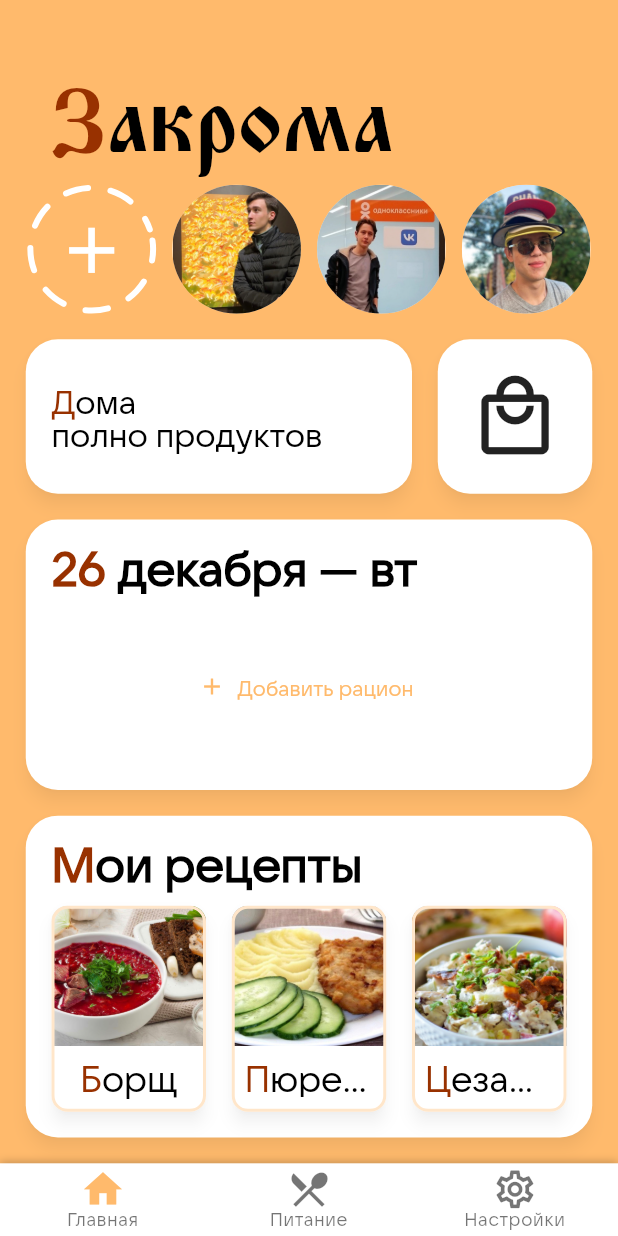
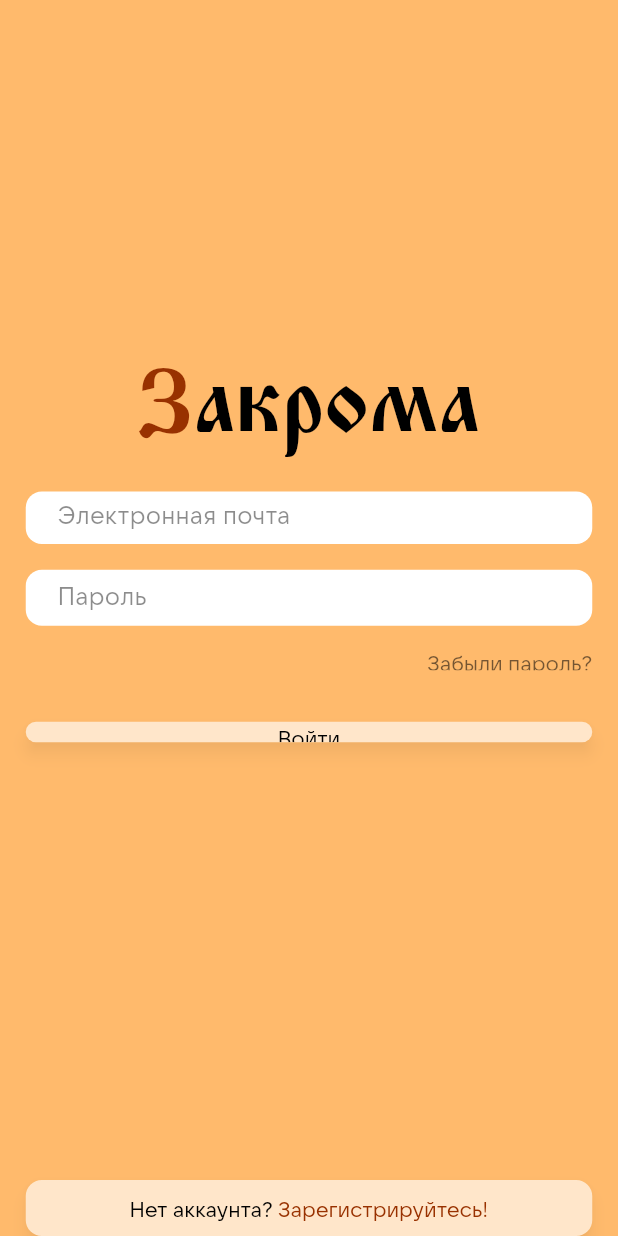
Before and after one commit to spbu-math-cs/zakroma, a Flutter app: the screen it shows after launch, on a phone screen of 412 x 824 dp. Run offline on Flutter 3.47's test engine with Material 3 defaults, Android fonts, the phone set to English and light mode, and no system bars; drawn by our look-alikes of dotted_border; our stand-ins replace flutter_riverpod, shared_preferences, wtf_sliding_sheet; missing offline and left inert: external_app_launcher.

```diff
--- a/lib/data_cls/diet.dart
+++ b/lib/data_cls/diet.dart
@@ -165,11 +165,11 @@ class Diets extends AsyncNotifier<List<Diet>> {
     debugPrint('user = ${user.toString()}');
     if (user == null) {
       state = const AsyncLoading();
-    } else if (user.sync && user.token != null) {
+    } else if (user.isAuthorized && user.token != null) {
       // debugPrint('user = ${user.toString()}');
       // Работаем онлайн
       token = user.token!;
-      idCookie = user.idCookie!;
+      idCookie = user.cookie!;
       try {
         result = await _fetchDiets();
       } on HttpException catch (e) {
--- a/lib/data_cls/user.dart
+++ b/lib/data_cls/user.dart
@@ -9,35 +9,32 @@ import 'package:zakroma_frontend/network.dart';
 class User {
   final String? firstName;
   final String? secondName;
-  final String? thirdName;
   final String? email;
   final String? password;
   final String? token;
-  final String? idCookie;
-  final bool sync;
+  final String? cookie;
+  final bool isAuthorized;
 
   const User(
       {this.firstName,
       this.secondName,
-      this.thirdName,
       this.email,
       this.password,
       this.token,
-      this.idCookie,
-      this.sync = true})
-      : assert(!sync || (sync && token != ''));
+      this.cookie,
+      this.isAuthorized = false})
+      : assert(!isAuthorized || (isAuthorized && (token ?? '') != '' && (cookie ?? '') != ''));
 
   @override
   String toString() {
     return 'User{\n'
         'firstName: $firstName,\n'
         'secondName: $secondName,\n'
-        'thirdName: $thirdName,\n'
         'email: $email,\n'
         'password: $password,\n'
         'token: $token,\n'
-        'idCookie: $idCookie,\n'
-        'sync: $sync}';
+        'cookie: $cookie,\n'
+        'isAuthorized: $isAuthorized}';
   }
 }
 
@@ -47,16 +44,9 @@ class UserNotifier extends AsyncNotifier<User> {
     debugPrint('  UserNotifier.build()');
     final SharedPreferences prefs = await SharedPreferences.getInstance();
 
-    // TODO(tape): убрать по готовности регистрации
-    prefs.setString('email', 'admin');
-    prefs.setString('password', 'milka');
-    prefs.setBool('sync', true);
-    prefs.remove('token');
-    prefs.remove('idCookie');
-
     final tokenValid = await _isTokenValid(
         prefs.getString('email')!, prefs.getString('token'));
-    if (prefs.getString('email') != null && !tokenValid) {
+    if (!(prefs.getBool('isAuthorized') ?? false) && !tokenValid) {
       // пользователь зарегистрирован, но не имеет действующего токена
       await _authorize(prefs.getString('email')!, prefs.getString('password')!);
     }
@@ -65,12 +55,11 @@ class UserNotifier extends AsyncNotifier<User> {
     return User(
       firstName: prefs.getString('firstName'),
       secondName: prefs.getString('secondName'),
-      thirdName: prefs.getString('thirdName'),
       email: prefs.getString('email'),
       password: prefs.getString('password'),
       token: prefs.getString('token'),
-      idCookie: prefs.getString('idCookie'),
-      sync: prefs.getBool('sync') ?? true,
+      cookie: prefs.getString('cookie'),
+      isAuthorized: prefs.getBool('isAuthorized') ?? true,
     );
   }
 
@@ -97,7 +86,7 @@ class UserNotifier extends AsyncNotifier<User> {
     final body = jsonDecode(response.body) as Map<String, dynamic>;
     prefs.setString('token', body['token']);
     prefs.setString(
-        'idCookie',
+        'cookie',
         cookies
             .firstWhere((element) => element.key == 'zakroma_session')
             .value);
--- a/lib/main.dart
+++ b/lib/main.dart
@@ -2,6 +2,8 @@ import 'package:flutter/material.dart';
 import 'package:flutter/services.dart';
 import 'package:flutter_riverpod/flutter_riverpod.dart';
 import 'package:shared_preferences/shared_preferences.dart';
+
+import 'pages/authorization_page.dart';
 import 'pages/diets_page.dart';
 import 'pages/home_page.dart';
 import 'pages/settings_page.dart';
@@ -14,10 +16,15 @@ import 'utility/navigation_bar.dart';
 // TODO(func): холодильник
 
 final RouteObserver<PageRoute> routeObserver = RouteObserver<PageRoute>();
+final sharedPreferencesProvider =
+    Provider<SharedPreferences>((ref) => throw UnimplementedError());
 
-void main() {
-  runApp(const ProviderScope(
-      child: MainPage()));
+void main() async {
+  WidgetsFlutterBinding.ensureInitialized();
+  final preferences = await SharedPreferences.getInstance();
+  runApp(ProviderScope(overrides: [
+    sharedPreferencesProvider.overrideWithValue(preferences),
+  ], child: const MainPage()));
 }
 
 class MainPage extends ConsumerWidget {
@@ -54,7 +61,7 @@ class _ZakromaState extends ConsumerState<Zakroma> {
     SystemChrome.setPreferredOrientations([DeviceOrientation.portraitUp]);
     // TODO(tech): делаем что-то после отрисовки экрана?
     // WidgetsBinding.instance.addPostFrameCallback((_) {
-      // debugPrint('WidgetsBinding');
+    // debugPrint('WidgetsBinding');
     // });
   }
 
@@ -67,6 +74,11 @@ class _ZakromaState extends ConsumerState<Zakroma> {
         statusBarColor: Colors.transparent));
 
     final pageController = PageController();
+    final preferences = ref.watch(sharedPreferencesProvider);
+
+    if (!(preferences.getBool('isAuthorized') ?? false)) {
+      return const AuthorizationPage();
+    }
 
     return CustomScaffold(
       bottomNavigationBar: FunctionalBottomBar(
--- /dev/null
+++ b/lib/pages/authorization_page.dart
@@ -0,0 +1,207 @@
+import 'package:flutter/material.dart';
+import 'package:flutter/services.dart';
+import 'package:flutter_riverpod/flutter_riverpod.dart';
+import 'package:zakroma_frontend/constants.dart';
+import 'package:zakroma_frontend/utility/custom_scaffold.dart';
+import 'package:zakroma_frontend/utility/rr_buttons.dart';
+
+import '../utility/styled_headline.dart';
+
+class AuthorizationPage extends ConsumerStatefulWidget {
+  const AuthorizationPage({super.key});
+
+  @override
+  ConsumerState createState() => _AuthorizationPageState();
+}
+
+class _AuthorizationPageState extends ConsumerState<AuthorizationPage> {
+  int currentPageIndex = 1;
+
+  @override
+  Widget build(BuildContext context) {
+    // делаем системную панель навигации «прозрачной»
+    SystemChrome.setSystemUIOverlayStyle(SystemUiOverlayStyle.light.copyWith(
+        systemNavigationBarColor: Theme.of(context).colorScheme.primary,
+        statusBarColor: Colors.transparent));
+    final pageController = PageController();
+
+    return CustomScaffold(
+      body: PageView(
+        controller: pageController,
+        onPageChanged: (index) => setState(() {
+          currentPageIndex = index;
+        }),
+        children: const [LoginPage()],
+      ),
+    );
+  }
+}
+
+class LoginPage extends ConsumerStatefulWidget {
+  const LoginPage({super.key});
+
+  @override
+  ConsumerState createState() => _LoginPageState();
+}
+
+class _LoginPageState extends ConsumerState<LoginPage> {
+  final emailController = TextEditingController();
+  final passwordController = TextEditingController();
+  final formKey = GlobalKey<FormState>();
+
+  @override
+  Widget build(BuildContext text) {
+    final constants =
+        ref.watch(constantsProvider(MediaQuery.of(context).size.width));
+    debugPrint('paddingUnit: ${constants.paddingUnit}');
+
+    return Scaffold(
+      resizeToAvoidBottomInset: false,
+      body: Padding(
+        padding: constants.dBlockPadding
+            .copyWith(top: constants.paddingUnit * 16, bottom: 0),
+        // .copyWith(top: constants.paddingUnit * 28, bottom: 0),
+        child: Form(
+          key: formKey,
+          child: Column(
+            children: [
+              // Заголовок
+              Expanded(
+                  flex: 9,
+                  child: Align(
+                    alignment: Alignment.center,
+                    child: StyledHeadline(
+                      text: 'Закрома',
+                      textStyle: Theme.of(context).textTheme.displayLarge,
+                    ),
+                  )),
+              // Поле ввода почты
+              Expanded(
+                flex: 10,
+                child: Padding(
+                  padding: EdgeInsets.only(top: constants.paddingUnit * 3),
+                  child: CustomTextFormField(
+                      textEditingController: emailController,
+                      validator: (value) {
+                        return null;
+                      },
+                      hintText: 'Электронная почта'),
+                ),
+              ),
+              // Поле ввода пароля
+              Expanded(
+                  flex: 7,
+                  child: CustomTextFormField(
+                      textEditingController: passwordController,
+                      validator: (value) {
+                        return null;
+                      },
+                      hintText: 'Пароль')),
+              // Кнопка «Забыли пароль?»
+              Expanded(
+                flex: 6,
+                child: Padding(
+                  padding: EdgeInsets.only(bottom: constants.paddingUnit * 4),
+                  child: Align(
+                    alignment: Alignment.centerRight,
+                    child: Text(
+                      'Забыли пароль?',
+                      style: Theme.of(context).textTheme.bodyMedium!.copyWith(
+                            color: Theme.of(context)
+                                .colorScheme
+                                .onPrimaryContainer,
+                            height: 1,
+                          ),
+                    ),
+                  ),
+                ),
+              ),
+              // Кнопка «Войти»
+              Expanded(
+                flex: 37,
+                child: Padding(
+                  padding: EdgeInsets.only(bottom: constants.paddingUnit * 32),
+                  child: RRButton(onTap: () {}, child: const Text('Войти')),
+                ),
+              ),
+              // Кнопка регистрации
+              Expanded(
+                flex: 7,
+                child: LayoutBuilder(builder: (context, constraints) {
+                  debugPrint('flexUnit: ${constraints.maxHeight / 7}');
+                  return Padding(
+                    padding: EdgeInsets.only(top: constants.paddingUnit * 2),
+                    child: RRButton(
+                      onTap: () {},
+                      child: RichText(
+                          textAlign: TextAlign.center,
+                          text: TextSpan(
+                              text: 'Нет аккаунта? ',
+                              style: Theme.of(context)
+                                  .textTheme
+                                  .bodyMedium!
+                                  .copyWith(height: 1),
+                              children: [
+                                TextSpan(
+                                  text: 'Зарегистрируйтесь!',
+                                  style: Theme.of(context)
+                                      .textTheme
+                                      .bodyMedium!
+                                      .copyWith(
+                                          color: Theme.of(context)
+                                              .colorScheme
+                                              .secondary,
+                                          height: 1),
+                                )
+                              ])),
+                    ),
+                  );
+                }),
+              )
+            ],
+          ),
+        ),
+      ),
+    );
+  }
+}
+
+class CustomTextFormField extends ConsumerWidget {
+  final TextEditingController textEditingController;
+  final String? Function(String?)? validator;
+  final String hintText;
+  const CustomTextFormField(
+      {super.key,
+      required this.textEditingController,
+      required this.validator,
+      required this.hintText});
+
+  @override
+  Widget build(BuildContext context, WidgetRef ref) {
+    final constants =
+        ref.watch(constantsProvider(MediaQuery.of(context).size.width));
+
+    return Padding(
+      padding: EdgeInsets.only(bottom: constants.paddingUnit * 2),
+      child: TextFormField(
+        textAlignVertical: TextAlignVertical.center,
+        autovalidateMode: AutovalidateMode.onUserInteraction,
+        decoration: InputDecoration(
+          filled: true,
+          fillColor: Theme.of(context).colorScheme.primaryContainer,
+          border: OutlineInputBorder(
+            borderSide: BorderSide.none,
+            borderRadius: BorderRadius.circular(constants.dInnerRadius),
+          ),
+          hintText: hintText,
+          // hintStyle: Theme.of(context).textTheme.bodyMedium!.copyWith(
+          //   height: 1
+          // ),
+          contentPadding: constants.dBlockPadding,
+        ),
+        controller: textEditingController,
+        validator: validator,
+      ),
+    );
+  }
+}
--- a/lib/utility/custom_scaffold.dart
+++ b/lib/utility/custom_scaffold.dart
@@ -32,6 +32,8 @@ class CustomScaffold extends ConsumerWidget {
         child: LayoutBuilder(builder: (context, constraints) {
           final topPadding = constraints.maxHeight -
               Constants.screenHeight * constants.paddingUnit;
+          debugPrint('topPadding: ${topPadding.toString()}');
+
           return Padding(
             padding: EdgeInsets.only(top: topPadding > 0 ? topPadding : 0),
             child: Column(
--- a/lib/utility/navigation_bar.dart
+++ b/lib/utility/navigation_bar.dart
@@ -27,6 +27,7 @@ class FunctionalBottomBar extends ConsumerWidget {
     final constants =
         ref.watch(constantsProvider(MediaQuery.of(context).size.width));
     final height = MediaQuery.of(context).size.height / 17;
+    debugPrint('navbar height: $height');
 
     return Container(
       decoration: BoxDecoration(
```
Also changed, not shown: lib/constants.dart (+12 -5 lines).
